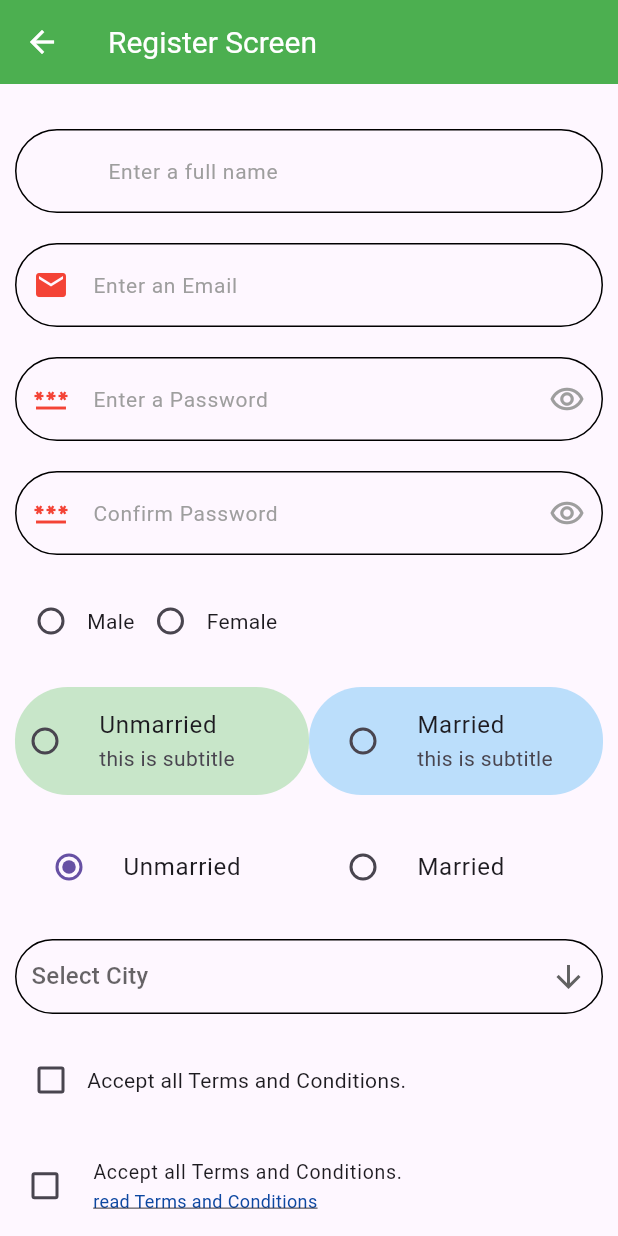
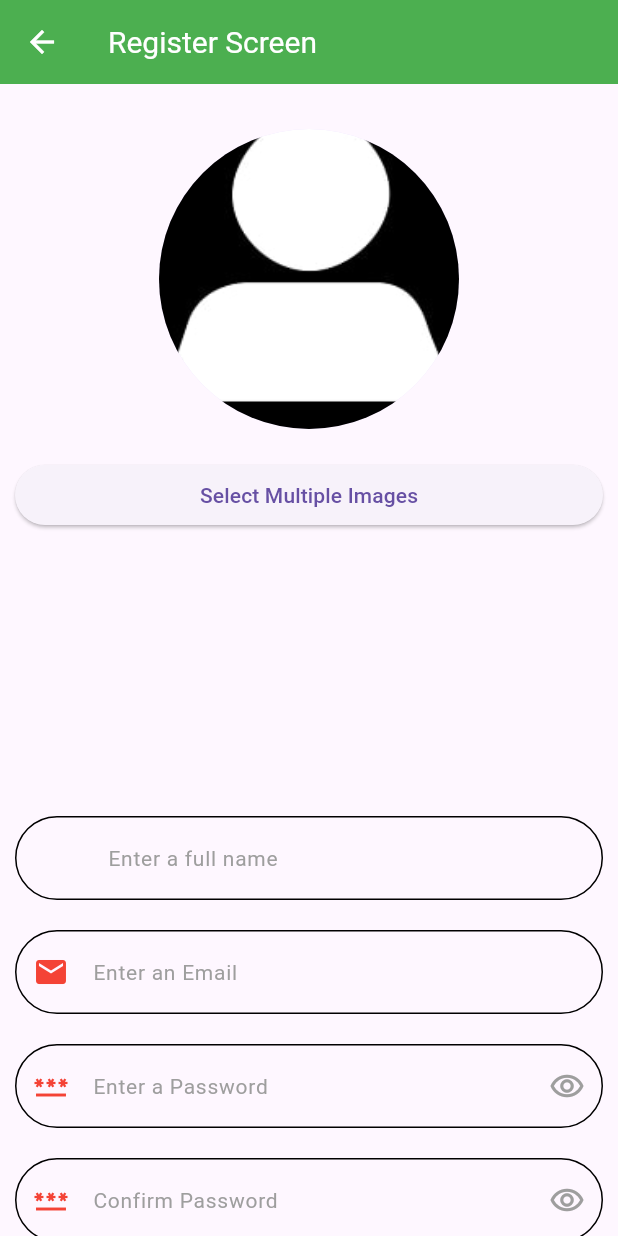
Before and after one commit to devatulparmar/nov24batch5pm, a Flutter app: the RegisterScreen screen opened by its route, on a phone screen of 412 x 824 dp. Run offline on Flutter 3.47's test engine with Material 3 defaults, Android fonts, the phone set to English and light mode, and no system bars; our stand-ins replace cached_network_image, image_picker, intl_phone_field.

Commit message:
Image picker, Switch widget,  Slider widget

```diff
--- a/lib/register_screen.dart
+++ b/lib/register_screen.dart
@@ -1,4 +1,8 @@
+import 'dart:io';
+
 import 'package:flutter/material.dart';
+import 'package:image_picker/image_picker.dart';
+import 'package:nov24batch5pm/utils/constants.dart';
 
 class RegisterScreen extends StatefulWidget {
   const RegisterScreen({super.key});
@@ -17,12 +21,16 @@ class _RegisterScreenState extends State<RegisterScreen> {
   String maritalStatusString = 'U';
   String? dropDownSelectedCityValue;
   bool isTermsAndConditionAccepted = false;
+  bool isWhatsAppUpdatesEnable = false;
   List<String> cityNamesListObject = [
     "Vadodara",
     "Ahmedabad",
     "Surat",
     "Rajkot"
   ];
+  XFile? selectedImage;
+  double ageSliderValue = 18;
+  List<XFile?> selectedMultiImage = [];
 
   List<DropdownMenuItem> cityList = const [
     DropdownMenuItem(
@@ -43,9 +51,9 @@ class _RegisterScreenState extends State<RegisterScreen> {
     ),
   ];
 
-  bool _validateRegisterForm(){
-    if(formKey.currentState!.validate()){
-      if(genderSelection == 0){
+  bool _validateRegisterForm() {
+    if (formKey.currentState!.validate()) {
+      if (genderSelection == 0) {
         ScaffoldMessenger.of(context).showSnackBar(
           const SnackBar(
             content: Text('Please select Gender.'),
@@ -55,8 +63,7 @@ class _RegisterScreenState extends State<RegisterScreen> {
             duration: Duration(seconds: 2),
           ),
         );
-      }
-      else if(maritalStatus == 0){
+      } else if (maritalStatus == 0) {
         ScaffoldMessenger.of(context).showSnackBar(
           const SnackBar(
             content: Text('Please select Marital Status.'),
@@ -66,8 +73,7 @@ class _RegisterScreenState extends State<RegisterScreen> {
             duration: Duration(seconds: 2),
           ),
         );
-      }
-      else if(dropDownSelectedCityValue == null){
+      } else if (dropDownSelectedCityValue == null) {
         ScaffoldMessenger.of(context).showSnackBar(
           const SnackBar(
             content: Text('Please select City.'),
@@ -77,8 +83,7 @@ class _RegisterScreenState extends State<RegisterScreen> {
             duration: Duration(seconds: 2),
           ),
         );
-      }
-      else if(isTermsAndConditionAccepted == false){
+      } else if (isTermsAndConditionAccepted == false) {
         ScaffoldMessenger.of(context).showSnackBar(
           const SnackBar(
             content: Text('Please Accept Terms And Condition.'),
@@ -88,12 +93,43 @@ class _RegisterScreenState extends State<RegisterScreen> {
             duration: Duration(seconds: 2),
           ),
         );
-      }
-      else{
+      } else {
         return true;
       }
     }
     return false;
+  }
+
+  void _pickImageFromGallery() async {
+    selectedImage = await ImagePicker().pickImage(
+      source: ImageSource.gallery,
+      imageQuality: 100,
+      requestFullMetadata: true,
+    );
+    setState(() {});
+  }
+
+  void _pickImageFromCamera() async {
+    selectedImage = await ImagePicker().pickImage(
+      source: ImageSource.camera,
+      imageQuality: 100,
+    );
+    setState(() {});
+  }
+
+  void _pickMultipleImagesFromGallery() async {
+    var images = await ImagePicker().pickMultiImage(
+      imageQuality: 100,
+      limit: 3,
+    );
+    selectedMultiImage.clear();
+
+    /// Temp solution for Android limit select images
+    // for (int i = 0; i < 3; i++) {
+    //   selectedMultiImage.add(images[i]);
+    // }
+    selectedMultiImage.addAll(images);
+    setState(() {});
   }
 
   @override
@@ -107,6 +143,47 @@ class _RegisterScreenState extends State<RegisterScreen> {
         child: ListView(
           padding: const EdgeInsets.all(10),
           children: [
+            const SizedBox(height: 20),
+            selectedImage == null
+                ? GestureDetector(
+                    onTap: _pickImageFromCamera,
+                    child: const CircleAvatar(
+                      radius: 100,
+                      backgroundImage: AssetImage(img3),
+                    ),
+                  )
+                : GestureDetector(
+                    onTap: _pickImageFromGallery,
+                    child: CircleAvatar(
+                      radius: 100,
+                      backgroundImage: FileImage(
+                        File(selectedImage!.path),
+                      ),
+                    ),
+                  ),
+            const SizedBox(height: 20),
+            ElevatedButton(
+              onPressed: _pickMultipleImagesFromGallery,
+              child: const Text('Select Multiple Images'),
+            ),
+            const SizedBox(height: 20),
+            SizedBox(
+              height: 150,
+              child: ListView.builder(
+                itemCount: selectedMultiImage.length,
+                shrinkWrap: true,
+                scrollDirection: Axis.horizontal,
+                physics: const BouncingScrollPhysics(),
+                itemBuilder: (BuildContext context, int index) {
+                  return CircleAvatar(
+                    radius: 80,
+                    backgroundImage: FileImage(
+                      File(selectedMultiImage[index]!.path),
+                    ),
+                  );
+                },
+              ),
+            ),
             const SizedBox(height: 20),
             TextFormField(
               keyboardType: TextInputType.emailAddress,
@@ -420,6 +497,24 @@ class _RegisterScreenState extends State<RegisterScreen> {
               ),
             ),
             const SizedBox(height: 20),
+            const Padding(
+              padding: EdgeInsets.only(left: 20),
+              child: Text('Age'),
+            ),
+            Slider(
+              value: ageSliderValue,
+              max: 100,
+              divisions: 100,
+              min: 18,
+              label: ageSliderValue.round().toString(),
+              allowedInteraction: SliderInteraction.tapAndSlide,
+              secondaryActiveColor: Colors.red,
+              onChanged: (double newValue) {
+                ageSliderValue = newValue;
+                setState(() {});
+              },
+            ),
+            const SizedBox(height: 20),
             Row(
               children: [
                 Radio(
@@ -577,13 +672,13 @@ class _RegisterScreenState extends State<RegisterScreen> {
               visualDensity: VisualDensity.compact,
               dense: true,
               subtitle: GestureDetector(
-                onTap: (){
+                onTap: () {
                   print('clicked');
                 },
-                onLongPress: (){
+                onLongPress: () {
                   print('onLongPress clicked');
                 },
-                onDoubleTap: (){
+                onDoubleTap: () {
                   print('onDoubleTap clicked');
                 },
                 child: Text(
@@ -602,13 +697,13 @@ class _RegisterScreenState extends State<RegisterScreen> {
             ),
             const SizedBox(height: 20),
             InkWell(
-              onTap: (){
+              onTap: () {
                 print('inkwell on tap clicked');
               },
-              onLongPress: (){
+              onLongPress: () {
                 print('inkwell onLongPress clicked');
               },
-              onDoubleTap: (){
+              onDoubleTap: () {
                 print('inkwell onDoubleTap clicked');
               },
               child: Padding(
@@ -627,9 +722,31 @@ class _RegisterScreenState extends State<RegisterScreen> {
               ),
             ),
             const SizedBox(height: 20),
+            Row(
+              mainAxisAlignment: MainAxisAlignment.spaceBetween,
+              children: [
+                const Text('Add me to WhatsApp Updates'),
+                SizedBox(
+                  height: 25,
+                  child: FittedBox(
+                    fit: BoxFit.cover,
+                    child: Switch(
+                      value: isWhatsAppUpdatesEnable,
+                      activeColor: Colors.green,
+                      materialTapTargetSize: MaterialTapTargetSize.shrinkWrap,
+                      onChanged: (newValue) {
+                        isWhatsAppUpdatesEnable = newValue;
+                        setState(() {});
+                      },
+                    ),
+                  ),
+                ),
+              ],
+            ),
+            const SizedBox(height: 20),
             ElevatedButton(
               onPressed: () {
-                if(_validateRegisterForm()){
+                if (_validateRegisterForm()) {
                   print('success');
                   // APi call
                 }
--- a/lib/utils/constants.dart
+++ b/lib/utils/constants.dart
@@ -1,6 +1,7 @@
 
 const String img1 = "atul/image1.jpg";
 const String img2 = "atul/image2.jpg";
+const String img3 = "images/img3.jpg";
 const String imgNetwork = "https://2.img-dpreview.com/files/p/E~C1000x0S4000x4000T1200x1200~articles/3925134721/0266554465.jpeg";
 
 const String routeStatefulLifeCycleScreen = "routeStatefulLifeCycleScreen";
--- a/pubspec.yaml
+++ b/pubspec.yaml
@@ -11,6 +11,7 @@ dependencies:
   cupertino_icons: ^1.0.6
   cached_network_image: ^3.4.1
   intl_phone_field: ^3.2.0
+  image_picker: ^1.1.2
 
 dev_dependencies:
   flutter_test:
@@ -21,3 +22,4 @@ flutter:
   uses-material-design: true
   assets:
     - atul/
+    - images/
```
Also changed, not shown: images/img3.jpg (added), pubspec.lock, 2 other files.
